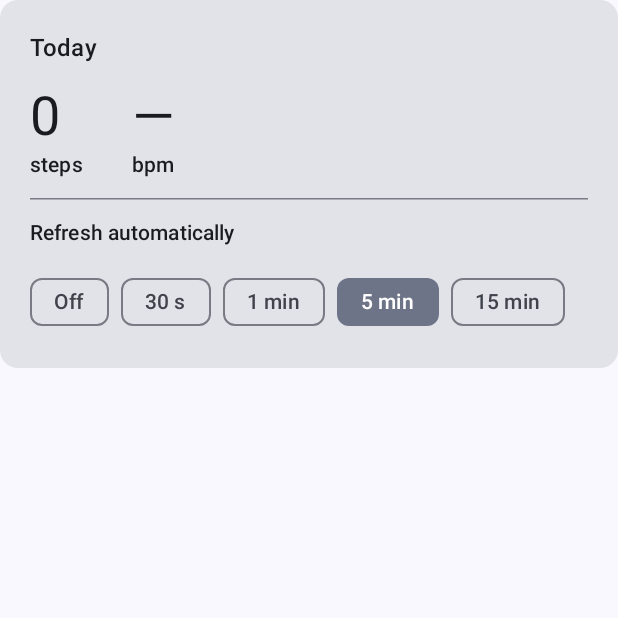
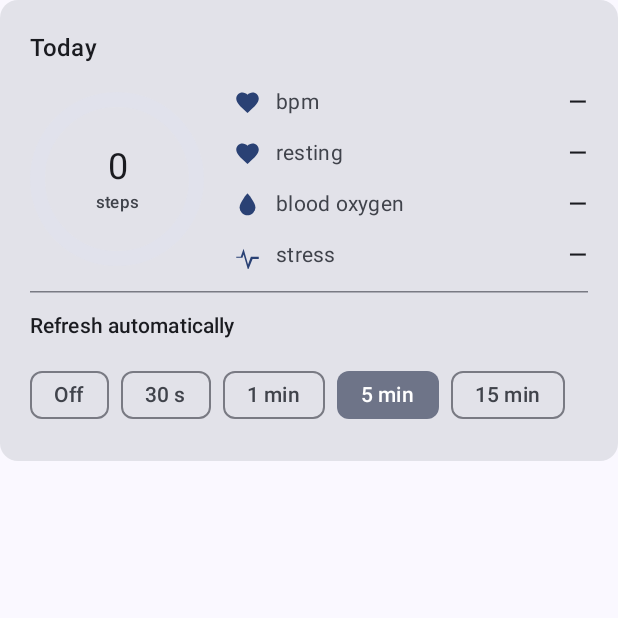
Before and after one commit to Bendy3192/reCMF, an Android app built with Jetpack Compose: the composable TodayCard called with empty values, on a phone screen of 412 x 824 dp, the top half of it. Run offline under Robolectric (Android 15) with nearby library versions, the phone set to English and light mode, and no system bars; network calls fail.

Commit message:
Draw the week the app has been storing and never shown
The staging table has held seven days of readings since the app was written, and
nothing ever read it back: the screen showed the newest number of each kind and
the rest sat there. There were no history queries at all. Now there are four, and
three charts drawn from them.

Each chart is one measurement, which settles most of the design. One series means
no palette to assign, nothing to tell apart, and no legend — the line above each
chart names it. Colour comes from the theme, which here is the wallpaper's, so it
differs on every phone and cannot be checked in advance; what is guaranteed
instead is that no meaning is carried by colour alone and that every label and
figure wears a text colour rather than a mark's.

The form follows the data's job, not taste. Heart rate is a line, broken rather
than drawn through a gap longer than twenty minutes — a wrist nobody read is not
a straight run of the last known pulse. Steps are bars from zero, because a bar's
whole claim is that length is quantity, and bucketed by the hour the movement
happened in rather than drawn as a running total, which only ever climbs and says
nothing about when the walking was. Blood oxygen is dots: a line through four
readings pretends to know what happened between them.

The card is rebuilt around them. Steps take a ring, because they are the one
measurement with a target and a number against a goal is a fraction before it is
a figure; the rest are labelled rows with an icon each. A measurement the watch
has not sent shows an em dash rather than vanishing, so the card does not jump
every time a reading lands.

Icons are five hand-written vector drawables rather than a dependency on
material-icons, which could not be confirmed to be on the classpath from here and
would have been a megabyte for five glyphs.

```diff
--- a/app/src/main/java/dev/recmf/ui/HomeScreen.kt
+++ b/app/src/main/java/dev/recmf/ui/HomeScreen.kt
@@ -4,11 +4,17 @@
 package dev.recmf.ui
 
 import androidx.compose.foundation.layout.Box
+import androidx.annotation.DrawableRes
+import androidx.compose.foundation.Canvas
 import androidx.compose.foundation.Image
 import androidx.compose.foundation.layout.size
 import androidx.compose.foundation.layout.systemBarsPadding
 import androidx.compose.runtime.produceState
+import androidx.compose.ui.geometry.Offset
+import androidx.compose.ui.geometry.Size
 import androidx.compose.ui.graphics.ImageBitmap
+import androidx.compose.ui.graphics.StrokeCap
+import androidx.compose.ui.graphics.drawscope.Stroke
 import androidx.compose.ui.graphics.asImageBitmap
 import androidx.compose.ui.window.Dialog
 import androidx.compose.ui.window.DialogProperties
@@ -38,6 +44,7 @@ import androidx.compose.material3.ExperimentalMaterial3Api
 import androidx.compose.material3.FilledTonalButton
 import androidx.compose.material3.FilterChip
 import androidx.compose.material3.HorizontalDivider
+import androidx.compose.material3.Icon
 import androidx.compose.material3.LinearProgressIndicator
 import androidx.compose.material3.ListItem
 import androidx.compose.material3.ListItemDefaults
@@ -66,6 +73,7 @@ import androidx.compose.runtime.setValue
 import androidx.compose.ui.Alignment
 import androidx.compose.ui.Modifier
 import androidx.compose.runtime.saveable.rememberSaveable
+import androidx.compose.ui.res.painterResource
 import androidx.compose.ui.res.pluralStringResource
 import androidx.compose.ui.res.stringResource
 import androidx.compose.ui.text.font.FontFamily
@@ -116,6 +124,7 @@ fun HomeScreen(
     hasNotificationAccess: Boolean,
     notificationApps: List<NotificationApp>,
     lastSleep: SleepSummary?,
+    charts: HealthCharts,
     onNotificationAppBlocked: (String, Boolean) -> Unit,
     onNotificationAppsBlocked: (List<String>, Boolean) -> Unit,
     isBatteryExempt: Boolean,
@@ -160,6 +169,7 @@ fun HomeScreen(
                         hasNotificationAccess = hasNotificationAccess,
                         notificationApps = notificationApps,
                         lastSleep = lastSleep,
+                        charts = charts,
                         onNotificationAppBlocked = onNotificationAppBlocked,
                         onNotificationAppsBlocked = onNotificationAppsBlocked,
                         isBatteryExempt = isBatteryExempt,
@@ -206,6 +216,7 @@ private fun TabContent(
     hasNotificationAccess: Boolean,
     notificationApps: List<NotificationApp>,
     lastSleep: SleepSummary?,
+    charts: HealthCharts,
     onNotificationAppBlocked: (String, Boolean) -> Unit,
     onNotificationAppsBlocked: (List<String>, Boolean) -> Unit,
     isBatteryExempt: Boolean,
@@ -239,7 +250,7 @@ private fun TabContent(
 
         when (tab) {
             HomeTab.HEALTH -> {
-                item { TodayCard(state, lastSleep, onAutoSyncSeconds) }
+                item { TodayCard(state, lastSleep, watchPreferences.stepsGoal, charts, onAutoSyncSeconds) }
                 item { HealthConnectCard(state, healthConnectAvailability, onHealthConnectEnabled) }
                 if (!isBatteryExempt) {
                     item { BackgroundWorkCard(onAllowBackgroundWork) }
@@ -447,49 +458,69 @@ private fun ConnectionCard(
 private fun TodayCard(
     state: HomeUiState,
     sleep: SleepSummary?,
+    goal: Int,
+    charts: HealthCharts,
     onAutoSyncSeconds: (Int) -> Unit,
 ) {
     Card(Modifier.fillMaxWidth()) {
         Column(Modifier.padding(20.dp), verticalArrangement = Arrangement.spacedBy(12.dp)) {
             Text(stringResource(R.string.today), style = MaterialTheme.typography.titleMedium)
 
-            Row(verticalAlignment = Alignment.Bottom) {
-                Metric(
-                    value = state.stepsToday.toString(),
-                    label = stringResource(R.string.metric_steps),
-                )
-                Spacer(Modifier.width(32.dp))
-                Metric(
-                    value = state.latestHeartRate?.bpm?.toString() ?: "—",
-                    label = stringResource(R.string.metric_heart_rate),
-                )
-            }
-
-            // Shown only once the watch has sent one. An em dash next to steps would
-            // suggest reCMF is measuring these and getting nothing, when until now it was
-            // discarding them unread.
-            if (state.spo2 != null || state.stress != null || state.restingHeartRate != null) {
-                Row(verticalAlignment = Alignment.Bottom) {
-                    state.restingHeartRate?.let {
-                        Metric(
-                            value = it.bpm.toString(),
-                            label = stringResource(R.string.metric_resting_heart_rate),
-                        )
-                        Spacer(Modifier.width(32.dp))
-                    }
-                    state.spo2?.let {
-                        Metric(
-                            value = "${it.percent}%",
-                            label = stringResource(R.string.metric_spo2),
-                        )
-                        Spacer(Modifier.width(32.dp))
-                    }
-                    state.stress?.let {
-                        Metric(
-                            value = it.level.toString(),
-                            label = stringResource(R.string.metric_stress),
-                        )
-                    }
+            // Steps get the ring and the rest get tiles, because steps are the one
+            // measurement with a target: a number against a goal is a fraction, and a
+            // fraction is a shape before it is a figure.
+            Row(
+                Modifier.fillMaxWidth(),
+                horizontalArrangement = Arrangement.spacedBy(20.dp),
+                verticalAlignment = Alignment.CenterVertically,
+            ) {
+                StepsRing(steps = state.stepsToday, goal = goal)
+
+                Column(
+                    Modifier.weight(1f),
+                    verticalArrangement = Arrangement.spacedBy(10.dp),
+                ) {
+                    MetricRow(
+                        icon = R.drawable.ic_metric_heart,
+                        label = stringResource(R.string.metric_heart_rate),
+                        value = state.latestHeartRate?.bpm?.toString(),
+                    )
+                    MetricRow(
+                        icon = R.drawable.ic_metric_heart,
+                        label = stringResource(R.string.metric_resting_heart_rate),
+                        value = state.restingHeartRate?.bpm?.toString(),
+                    )
+                    MetricRow(
+                        icon = R.drawable.ic_metric_oxygen,
+                        label = stringResource(R.string.metric_spo2),
+                        value = state.spo2?.let { "${it.percent}%" },
+                    )
+                    MetricRow(
+                        icon = R.drawable.ic_metric_stress,
+                        label = stringResource(R.string.metric_stress),
+                        value = state.stress?.level?.toString(),
+                    )
+                }
+            }
+
+            // Each chart is one measurement, so each is named by the line above it and
+            // needs no legend. Nothing is drawn until there are at least two readings —
+            // one point is not a shape, and an axis around it is furniture around a fact.
+            if (charts.heartRate.size >= 2) {
+                ChartSection(stringResource(R.string.chart_heart_rate)) {
+                    LineChart(charts.heartRate, MaterialTheme.colorScheme.primary)
+                }
+            }
+
+            if (charts.stepsByHour.any { it > 0f }) {
+                ChartSection(stringResource(R.string.chart_steps)) {
+                    BarChart(charts.stepsByHour, MaterialTheme.colorScheme.primary)
+                }
+            }
+
+            if (charts.spo2.isNotEmpty()) {
+                ChartSection(stringResource(R.string.chart_spo2)) {
+                    DotChart(charts.spo2, MaterialTheme.colorScheme.tertiary)
                 }
             }
 
@@ -592,14 +623,6 @@ private val AUTO_SYNC_CHOICES = listOf(
     300 to R.string.auto_sync_5m,
     900 to R.string.auto_sync_15m,
 )
-
-@Composable
-private fun Metric(value: String, label: String) {
-    Column {
-        Text(value, style = MaterialTheme.typography.displaySmall)
-        Text(label, style = MaterialTheme.typography.labelLarge)
-    }
-}
 
 @Composable
 private fun HealthConnectCard(
@@ -1367,6 +1390,109 @@ private fun AppIcon(packageName: String) {
 private const val ICON_PX = 96
 
 /**
+ * The step count as a fraction of its goal.
+ *
+ * A ring rather than a bar because it holds its own number in the middle, and because a
+ * day's progress is a thing that comes round again. Over-achievement is drawn full rather
+ * than wrapped: past the goal the number is the news, not the geometry.
+ */
+@Composable
+private fun StepsRing(steps: Int, goal: Int) {
+    val fraction = if (goal > 0) (steps.toFloat() / goal).coerceIn(0f, 1f) else 0f
+    val track = MaterialTheme.colorScheme.surfaceVariant
+    val fill = MaterialTheme.colorScheme.primary
+
+    Box(Modifier.size(RING_SIZE), contentAlignment = Alignment.Center) {
+        Canvas(Modifier.size(RING_SIZE)) {
+            val stroke = RING_STROKE.toPx()
+            val inset = stroke / 2f
+            val box = Size(size.width - stroke, size.height - stroke)
+
+            drawArc(
+                color = track,
+                startAngle = 0f,
+                sweepAngle = 360f,
+                useCenter = false,
+                topLeft = Offset(inset, inset),
+                size = box,
+                style = Stroke(width = stroke, cap = StrokeCap.Round),
+            )
+
+            if (fraction > 0f) {
+                // From the top, clockwise, like every other progress ring anyone has met.
+                drawArc(
+                    color = fill,
+                    startAngle = -90f,
+                    sweepAngle = 360f * fraction,
+                    useCenter = false,
+                    topLeft = Offset(inset, inset),
+                    size = box,
+                    style = Stroke(width = stroke, cap = StrokeCap.Round),
+                )
+            }
+        }
+
+        Column(horizontalAlignment = Alignment.CenterHorizontally) {
+            Text(steps.toString(), style = MaterialTheme.typography.headlineSmall)
+            Text(
+                stringResource(R.string.metric_steps),
+                style = MaterialTheme.typography.labelSmall,
+                color = MaterialTheme.colorScheme.onSurfaceVariant,
+            )
+        }
+    }
+}
+
+/**
+ * One measurement: what it is, and what it reads.
+ *
+ * An em dash for a measurement the watch has not sent yet, rather than the row vanishing.
+ * A row that disappears makes the card jump every time a reading lands, and leaves the
+ * wearer unsure whether reCMF cannot read stress or simply has not yet.
+ */
+@Composable
+private fun MetricRow(@DrawableRes icon: Int, label: String, value: String?) {
+    Row(
+        Modifier.fillMaxWidth(),
+        horizontalArrangement = Arrangement.spacedBy(10.dp),
+        verticalAlignment = Alignment.CenterVertically,
+    ) {
+        Icon(
+            painter = painterResource(icon),
+            contentDescription = null,
+            tint = MaterialTheme.colorScheme.primary,
+            modifier = Modifier.size(18.dp),
+        )
+        Text(
+            label,
+            style = MaterialTheme.typography.bodyMedium,
+            color = MaterialTheme.colorScheme.onSurfaceVariant,
+            modifier = Modifier.weight(1f),
+        )
+        Text(
+            value ?: "—",
+            style = MaterialTheme.typography.titleMedium,
+        )
+    }
+}
+
+/** A chart under the name of the thing it draws. */
+@Composable
+private fun ChartSection(title: String, chart: @Composable () -> Unit) {
+    Column(verticalArrangement = Arrangement.spacedBy(4.dp)) {
+        Text(
+            title,
+            style = MaterialTheme.typography.labelMedium,
+            color = MaterialTheme.colorScheme.onSurfaceVariant,
+        )
+        chart()
+    }
+}
+
+private val RING_SIZE = 116.dp
+private val RING_STROKE = 10.dp
+
+/**
  * The recent protocol exchange.
  *
  * "Connected, but nothing arrives" is the failure this app is most likely to hit against
--- a/app/src/main/java/dev/recmf/ui/MainActivity.kt
+++ b/app/src/main/java/dev/recmf/ui/MainActivity.kt
@@ -106,6 +106,7 @@ class MainActivity : ComponentActivity() {
                 val updateState by model.updateState.collectAsStateWithLifecycle()
                 val notificationApps by model.notificationApps.collectAsStateWithLifecycle()
                 val lastSleep by model.lastSleep.collectAsStateWithLifecycle()
+                val charts by model.charts.collectAsStateWithLifecycle()
 
                 // Re-read on every composition rather than caching: the user grants this
                 // in system settings and comes straight back to this screen.
@@ -122,6 +123,7 @@ class MainActivity : ComponentActivity() {
                     hasNotificationAccess = hasNotificationAccess,
                     notificationApps = notificationApps,
                     lastSleep = lastSleep,
+                    charts = charts,
                     onNotificationAppBlocked = model::setNotificationBlocked,
                     onNotificationAppsBlocked = model::setNotificationBlocked,
                     isBatteryExempt = isBatteryExempt,
--- /dev/null
+++ b/app/src/main/res/drawable/ic_metric_heart.xml
@@ -0,0 +1,9 @@
+<vector xmlns:android="http://schemas.android.com/apk/res/android"
+    android:width="24dp"
+    android:height="24dp"
+    android:viewportWidth="24"
+    android:viewportHeight="24">
+    <path
+        android:fillColor="@android:color/white"
+        android:pathData="M12,21.35l-1.45,-1.32C5.4,15.36 2,12.28 2,8.5 2,5.42 4.42,3 7.5,3c1.74,0 3.41,0.81 4.5,2.09C13.09,3.81 14.76,3 16.5,3 19.58,3 22,5.42 22,8.5c0,3.78 -3.4,6.86 -8.55,11.54L12,21.35z" />
+</vector>
--- /dev/null
+++ b/app/src/main/res/drawable/ic_metric_oxygen.xml
@@ -0,0 +1,9 @@
+<vector xmlns:android="http://schemas.android.com/apk/res/android"
+    android:width="24dp"
+    android:height="24dp"
+    android:viewportWidth="24"
+    android:viewportHeight="24">
+    <path
+        android:fillColor="@android:color/white"
+        android:pathData="M12,2c0,0 -7,8 -7,12.5a7,7 0 0,0 14,0C19,10 12,2 12,2z" />
+</vector>
--- /dev/null
+++ b/app/src/main/res/drawable/ic_metric_stress.xml
@@ -0,0 +1,9 @@
+<vector xmlns:android="http://schemas.android.com/apk/res/android"
+    android:width="24dp"
+    android:height="24dp"
+    android:viewportWidth="24"
+    android:viewportHeight="24">
+    <path
+        android:fillColor="@android:color/white"
+        android:pathData="M2,13h4l2.5,-7 4,14 2.5,-7h7v2h-5.5l-4,10 -4,-14 -1,3H2z" />
+</vector>
--- a/app/src/main/res/values/strings.xml
+++ b/app/src/main/res/values/strings.xml
@@ -114,6 +114,9 @@
     <string name="metric_spo2">blood oxygen</string>
     <string name="metric_stress">stress</string>
     <string name="metric_sleep">Last night: %1$s → %2$s</string>
+    <string name="chart_heart_rate">Heart rate today</string>
+    <string name="chart_steps">Steps by hour</string>
+    <string name="chart_spo2">Blood oxygen today</string>
     <string name="action_copy">Copy</string>
     <plurals name="log_copied">
         <item quantity="one">Copied %d line</item>
```
Also changed, not shown: app/src/main/java/dev/recmf/data/SampleDao.kt (+39 -0 lines), app/src/main/java/dev/recmf/ui/Charts.kt (added, +192 -0 lines), app/src/main/java/dev/recmf/ui/HomeViewModel.kt (+55 -0 lines), app/src/main/res/drawable/ic_metric_sleep.xml (added, +9 -0 lines), app/src/main/res/drawable/ic_metric_steps.xml (added, +9 -0 lines), 1 other file.
